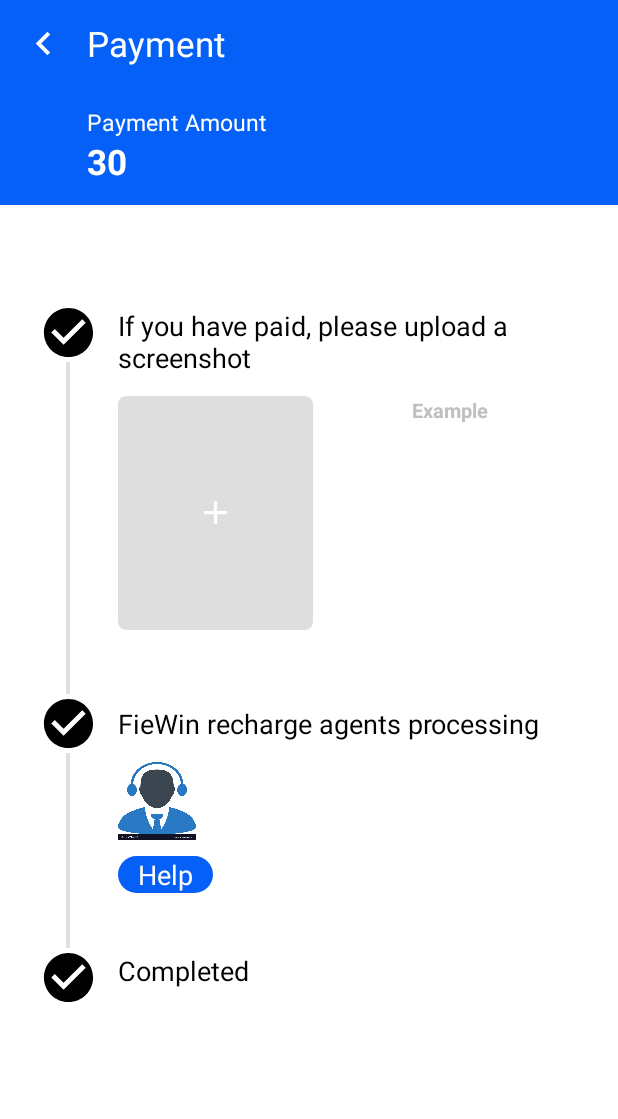
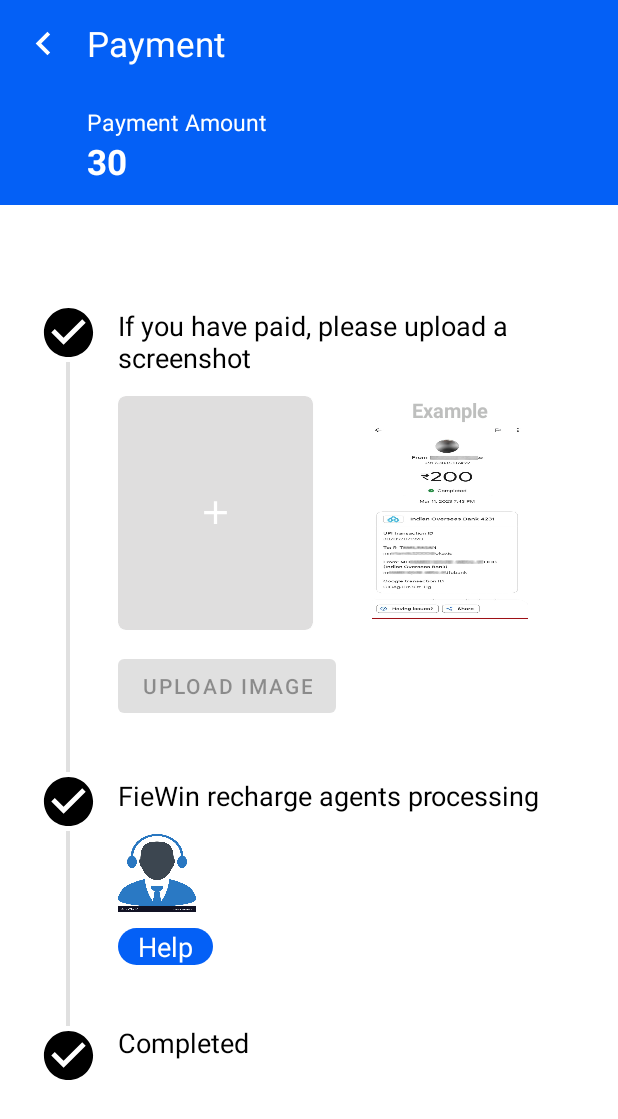
Before and after one commit to jayaprasad356/ebook, an Android app: the layout activity_payment_status.xml on its own in the app's theme, with its tools: preview values and no code run, on a phone screen of 412 x 824 dp. Shown: the top 1119 px of the screen. Run offline under Robolectric (Android 15) with nearby library versions, the phone set to English and light mode, and no system bars; network calls fail.

Commit message:
image upload

```diff
--- a/app/src/main/java/com/example/ebook/PaymentActivity.java
+++ b/app/src/main/java/com/example/ebook/PaymentActivity.java
@@ -25,7 +25,7 @@ public class PaymentActivity extends AppCompatActivity {
     CheckBox checkboxGpay, checkboxPaytm, checkboxPhonepe;
     ImageButton imageButton;
     TextView textPrice;
-
+    String price;
 
     @SuppressLint("MissingInflatedId")
     @Override
@@ -45,6 +45,7 @@ public class PaymentActivity extends AppCompatActivity {
         imageButton= findViewById(R.id.imageButton);
         textPrice = findViewById(R.id.textPrice);
 
+        price = getIntent().getStringExtra("price");
         imageButton.setOnClickListener(new View.OnClickListener() {
             @Override
             public void onClick(View v) {
@@ -174,7 +175,7 @@ public class PaymentActivity extends AppCompatActivity {
             public void onClick(View v) {
                 // open app
                 String upiId = "6382088746@paytm"; // replace with your UPI ID
-                String amount = "10.00"; // replace with the transaction amount
+                String amount =price; // replace with the transaction amount
 
                // open gpay
 
--- a/app/src/main/java/com/example/ebook/helper/ApiConfig.java
+++ b/app/src/main/java/com/example/ebook/helper/ApiConfig.java
@@ -173,7 +173,7 @@ public class ApiConfig extends Application {
         ApiConfig.getInstance().getRequestQueue().getCache().clear();
         ApiConfig.getInstance().addToRequestQueue(stringRequest);
     }
-    public static void RequestToVolley(final VolleyCallback callback, final Activity activity, final String url, final Map<String, String> params, final Map<String, String> fileParams) {
+    public static void RequestToVolleyMulti(final VolleyCallback callback, final Activity activity, final String url, final Map<String, String> params, final Map<String, String> fileParams) {
         if(isConnected(activity)) {
             VolleyMultiPartRequest multipartRequest = new VolleyMultiPartRequest(url,
                     response -> callback.onSuccess(true, response),
--- /dev/null
+++ b/app/src/main/res/drawable/ic_baseline_success.xml
@@ -0,0 +1,5 @@
+<vector android:height="24dp" android:tint="#15911A"
+    android:viewportHeight="24" android:viewportWidth="24"
+    android:width="24dp" xmlns:android="http://schemas.android.com/apk/res/android">
+    <path android:fillColor="@android:color/white" android:pathData="M12,2C6.48,2 2,6.48 2,12s4.48,10 10,10 10,-4.48 10,-10S17.52,2 12,2zM10,17l-5,-5 1.41,-1.41L10,14.17l7.59,-7.59L19,8l-9,9z"/>
+</vector>
--- a/app/src/main/res/layout/activity_payment_status.xml
+++ b/app/src/main/res/layout/activity_payment_status.xml
@@ -90,30 +90,34 @@
                 android:id="@+id/iv1"
                 android:layout_width="@dimen/_30sdp"
                 android:layout_height="@dimen/_30sdp"
-                android:src="@drawable/ic_baseline_check_circle_24"
+                android:background="@drawable/ic_baseline_check_circle_24"
                 />
 
             <com.google.android.material.divider.MaterialDivider
                 android:id="@+id/divider1"
                 android:layout_width="@dimen/_2sdp"
-                android:layout_height="@dimen/_170sdp"
+                android:layout_height="@dimen/_210sdp"
                 android:layout_gravity="center"/>
             <ImageView
+                android:id="@+id/iv2"
                 android:layout_width="@dimen/_30sdp"
                 android:layout_height="@dimen/_30sdp"
-                android:src="@drawable/ic_baseline_check_circle_24"
+                android:background="@drawable/ic_baseline_check_circle_24"
                 />
 
             <com.google.android.material.divider.MaterialDivider
+                android:id="@+id/divider2"
+
                 android:layout_width="@dimen/_2sdp"
                 android:layout_height="@dimen/_100sdp"
                 android:layout_gravity="center"/>
 
 
             <ImageView
+                android:id="@+id/iv3"
                 android:layout_width="@dimen/_30sdp"
                 android:layout_height="@dimen/_30sdp"
-                android:src="@drawable/ic_baseline_check_circle_24"
+                android:background="@drawable/ic_baseline_check_circle_24"
                 />
 
 
@@ -193,15 +197,22 @@
 
 
                 <ImageView
-                    android:layout_marginTop="@dimen/_10sdp"
                     android:layout_below="@+id/tvExample"
                     android:layout_width="@dimen/_80sdp"
-                    android:layout_height="@dimen/_80sdp"/>
+                    android:background="@drawable/example"
+
+                    android:layout_height="@dimen/_100sdp"/>
 
 
                 </RelativeLayout>
 
             </RelativeLayout>
+            <Button
+                android:id="@+id/upload_image"
+                android:layout_width="wrap_content"
+                android:enabled="false"
+                android:text="Upload Image"
+                android:layout_height="wrap_content"/>
 
 
             <TextView
@@ -222,6 +233,7 @@
                 />
 
             <TextView
+                android:id="@+id/tv_help_btn"
                 android:layout_marginTop="@dimen/_8sdp"
                 android:layout_width="wrap_content"
                 android:layout_height="wrap_content"
```
Also changed, not shown: app/src/main/AndroidManifest.xml (+2 -7 lines), app/src/main/java/com/example/ebook/PaymentStatusActivity.java (+90 -37 lines), app/src/main/res/drawable/example.jpeg (added).
